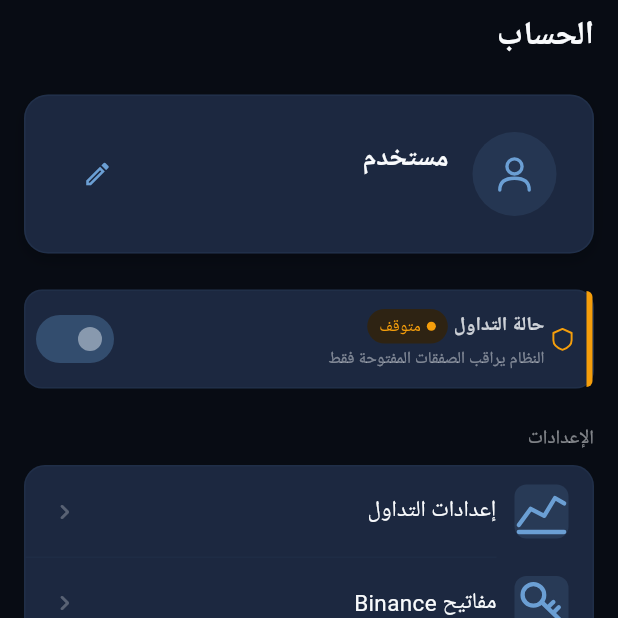
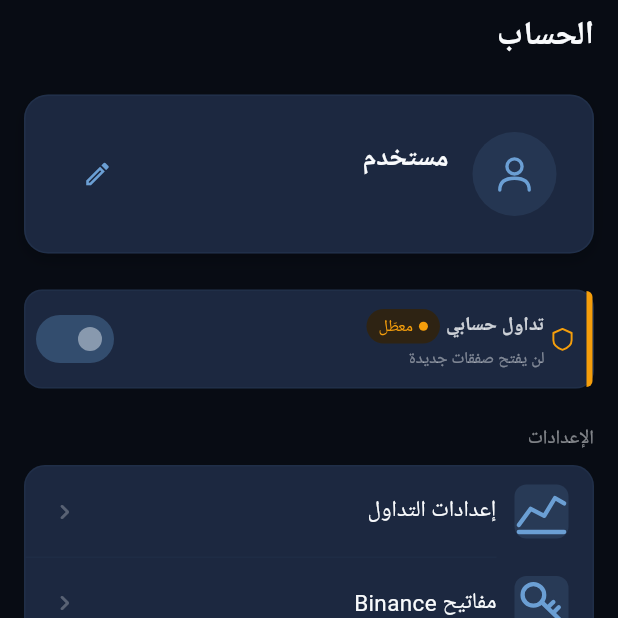
Before and after one commit to anr466/1B, a Flutter app: the ProfileScreen screen opened by its route, on a phone screen of 412 x 824 dp, the top half of it. Run offline on Flutter 3.47's test engine with Material 3 defaults, Android fonts, the phone set to English and light mode, and no system bars; our stand-ins replace connectivity_plus, dio, firebase_core, firebase_messaging, fl_chart, flutter_local_notifications and 8 more; missing offline and left inert: encrypt; accounts and stored records are empty; network calls fail.

Commit message:
Fix: Clarify naming between user trading enable and system control
- Rename 'حالة التداول' to 'تداول حسابي' in user-level components
- Rename 'التحكم بالتداول' to 'التحكم بالنظام' in admin control screen
- Update 'حالة النظام' for system status display
- Add clear comments explaining the difference between:
  - trading_enabled: User-level toggle to allow new trades
  - trading_state: System-level control for backend engine
- Update subtitles to clearly indicate functionality

```diff
--- a/flutter_trading_app/lib/design/widgets/trading_status_strip.dart
+++ b/flutter_trading_app/lib/design/widgets/trading_status_strip.dart
@@ -4,8 +4,12 @@ import 'package:trading_app/design/tokens/spacing_tokens.dart';
 import 'package:trading_app/design/tokens/typography_tokens.dart';
 import 'package:trading_app/design/widgets/status_badge.dart';
 
-/// Unified Trading Status Strip — shows trading enabled/disabled state
-/// تصميم صافي — لا يعتمد على منطق أعمال محدد
+/// ────────────────────────────────────────────────────────────────
+/// Trading Status Strip — شريط حالة تفعيل التداول الشخصي
+/// ────────────────────────────────────────────────────────────────
+/// ⚠️ هذا المكون يعرض تفعيل التداول الشخصي للمستخدم (trading_enabled)
+/// لا يعرض حالة النظام الخلفي (system_status.trading_state)
+/// ────────────────────────────────────────────────────────────────
 class TradingStatusStrip extends StatelessWidget {
   final bool? enabled;
   final bool isLoading;
@@ -26,9 +30,10 @@ class TradingStatusStrip extends StatelessWidget {
     final active = enabled ?? false;
     final statusTone = active ? cs.primary : cs.tertiary;
     final badgeType = active ? BadgeType.success : BadgeType.warning;
+    // تسمية واضحة: تفعيل التداول الشخصي (user-level)
     final subtitle = active
-        ? 'النظام ينفذ صفقات جديدة'
-        : 'النظام يراقب الصفقات المفتوحة فقط';
+        ? 'يفتح صفقات جديدة تلقائياً'
+        : 'لن يفتح صفقات جديدة';
 
     return IntrinsicHeight(
       child: Container(
@@ -79,14 +84,14 @@ class TradingStatusStrip extends StatelessWidget {
                       crossAxisAlignment: WrapCrossAlignment.center,
                       children: [
                         Text(
-                          'حالة التداول',
+                          'تداول حسابي', // changed from 'حالة التداول'
                           style: TypographyTokens.bodySmall(
                             cs.onSurface.withValues(alpha: 0.8),
                           ).copyWith(fontWeight: FontWeight.w600),
                         ),
                         if (!isLoadingState)
                           StatusBadge(
-                            text: active ? 'مفعل' : 'متوقف',
+                            text: active ? 'مفعّل' : 'معطّل',
                             type: badgeType,
                           ),
                       ],
--- a/flutter_trading_app/lib/features/admin/screens/admin_dashboard_screen.dart
+++ b/flutter_trading_app/lib/features/admin/screens/admin_dashboard_screen.dart
@@ -87,7 +87,7 @@ class AdminDashboardScreen extends ConsumerWidget {
                         context,
                         cs,
                         BrandIcons.chart,
-                        'التحكم في التداول',
+                        'التحكم بالنظام',
                         RouteNames.tradingControl,
                       ),
 
@@ -154,7 +154,7 @@ class AdminDashboardScreen extends ConsumerWidget {
               crossAxisAlignment: CrossAxisAlignment.start,
               children: [
                 Text(
-                  'حالة التداول',
+                  'حالة النظام', // changed from 'حالة التداول'
                   style: TypographyTokens.bodySmall(
                     cs.onSurface.withValues(alpha: 0.6),
                   ),
--- a/flutter_trading_app/lib/features/admin/screens/trading_control_screen.dart
+++ b/flutter_trading_app/lib/features/admin/screens/trading_control_screen.dart
@@ -18,7 +18,15 @@ import 'package:trading_app/design/widgets/error_state.dart';
 import 'package:trading_app/design/widgets/loading_shimmer.dart';
 import 'package:trading_app/design/widgets/status_badge.dart';
 
-/// Trading Control Screen — التحكم بالتداول (تشغيل/إيقاف/طوارئ/ML)
+/// ────────────────────────────────────────────────────────────────
+/// Trading Control Screen — التحكم بالنظام (تشغيل/إيقاف المحرك الخلفي)
+/// ────────────────────────────────────────────────────────────────
+/// ⚠️ للإدمن فقط - التحكم في نظام التداول الخلفي
+/// هذا يختلف عن "تفعيل التداول" الخاص بالمستخدم
+/// - تشغيل النظام: يبدأ محرك التداول الخلفي (RUNNING)
+/// - إيقاف النظام: يوقف المحرك (STOPPED/HALTING)
+/// - لا يؤثر على trading_enabled الخاص بالمستخدمين
+/// ────────────────────────────────────────────────────────────────
 final _tradingControlActionBusyProvider = StateProvider.autoDispose<bool>(
   (ref) => false,
 );
@@ -40,7 +48,7 @@ class TradingControlScreen extends ConsumerWidget {
         body: SafeArea(
           child: Column(
             children: [
-              AppScreenHeader(title: 'التحكم بالتداول', showBack: true),
+              AppScreenHeader(title: 'التحكم بالنظام', showBack: true),
               Expanded(
                 child: RefreshIndicator(
                   color: cs.primary,
@@ -133,10 +141,11 @@ class TradingControlScreen extends ConsumerWidget {
         ? BadgeType.error
         : BadgeType.warning;
 
+    // تسمية واضحة لحالة النظام (ليست حالة تداول المستخدم)
     final stateLabel = effectivelyRunning
         ? 'يعمل'
         : isRunning
-        ? 'جارٍ التفعيل...'
+        ? 'جارٍ التشغيل...'
         : isHalting
         ? 'جارٍ التصفية...'
         : isError
@@ -164,7 +173,7 @@ class TradingControlScreen extends ConsumerWidget {
                     : cs.tertiary,
               ),
               const SizedBox(width: SpacingTokens.md),
-              Text('حالة التداول', style: TypographyTokens.h3(cs.onSurface)),
+              Text('حالة النظام', style: TypographyTokens.h3(cs.onSurface)),
               const SizedBox(width: SpacingTokens.sm),
               StatusBadge(text: stateLabel, type: badgeType),
             ],
@@ -368,15 +377,15 @@ class TradingControlScreen extends ConsumerWidget {
         child: AlertDialog(
           title: Text(
             isStopping
-                ? 'إيقاف التداول'
-                : (isResuming ? 'استئناف التداول' : 'تشغيل التداول'),
+                ? 'إيقاف النظام'
+                : (isResuming ? 'استئناف النظام' : 'تشغيل النظام'),
           ),
           content: Text(
             isStopping
-                ? 'سيتحول النظام لحالة التصفية. سيتمكن من فتح صفقات جديدة. الصفقات المفتوحة ستستمر في الإدارة حتى الإغلاق.'
+                ? 'سيتوقف محرك التداول. سيستمر في إدارة الصفقات المفتوحة حتى إغلاقها. لن يفتح صفقات جديدة.'
                 : (isResuming
                       ? 'سيستأنف النظام فتح الصفقات الجديدة.'
-                      : 'سيبدأ النظام في فتح صفقات جديدة تلقائياً.'),
+                      : 'سيبدأ محرك التداول في فتح صفقات جديدة تلقائياً.'),
           ),
           actions: [
             TextButton(
--- a/flutter_trading_app/lib/features/dashboard/screens/dashboard_screen.dart
+++ b/flutter_trading_app/lib/features/dashboard/screens/dashboard_screen.dart
@@ -280,6 +280,8 @@ class _DashboardScreenState extends ConsumerState<DashboardScreen> {
 
   // ──────────────────────────────────────────────────────────────
   //  ACCOUNT TRADING STRIP (user quick toggle)
+  //  تفعيل/تعطيل التداول الشخصي - خاص بكل مستخدم
+  //  DISTINCT from system control (admin-only)
   // ──────────────────────────────────────────────────────────────
   Widget _buildAccountTradingStrip(BuildContext context, WidgetRef ref) {
     final cs = Theme.of(context).colorScheme;
@@ -293,12 +295,13 @@ class _DashboardScreenState extends ConsumerState<DashboardScreen> {
     final canEnable = tradingState.systemRunning;
     final statusTone = enabled ? cs.primary : cs.tertiary;
     final badgeType = enabled ? BadgeType.success : BadgeType.warning;
-    final label = enabled ? 'مفعل' : 'متوقف';
+    // تسمية واضحة: تفعيل التداول الشخصي (user-level)
+    final label = enabled ? 'مفعّل' : 'معطّل';
     final subtitle = !canEnable && !enabled
-        ? 'تعذر التفعيل لأن النظام العام ${tradingState.systemState == 'ERROR' ? 'في حالة خطأ' : 'متوقف'}'
+        ? 'لا يمكن التفعيل - النظام متوقف'
         : enabled
-        ? 'النظام ينفذ صفقات جديدة'
-        : 'التداول معطل لحسابك';
+        ? 'يفتح صفقات جديدة تلقائياً'
+        : 'لن يفتح صفقات جديدة';
     final isDark = cs.brightness == Brightness.dark;
 
     return IntrinsicHeight(
@@ -341,7 +344,7 @@ class _DashboardScreenState extends ConsumerState<DashboardScreen> {
                       crossAxisAlignment: WrapCrossAlignment.center,
                       children: [
                         Text(
-                          'حالة التداول',
+                          'تداول حسابي', // renamed from 'حالة التداول' for clarity
                           style: TypographyTokens.bodySmall(
                             cs.onSurface.withValues(alpha: 0.8),
                           ).copyWith(fontWeight: FontWeight.w600),
--- a/flutter_trading_app/lib/features/settings/screens/trading_settings_screen.dart
+++ b/flutter_trading_app/lib/features/settings/screens/trading_settings_screen.dart
@@ -130,7 +130,10 @@ class _TradingSettingsScreenState extends ConsumerState<TradingSettingsScreen> {
                   const SizedBox(height: SpacingTokens.md),
                 ],
 
-                // تفعيل التداول - مرتبط بإعدادات التداول
+                // ──────────────────────────────────────────────────────────────
+                // تفعيل التداول الشخصي - خاص بحساب المستخدم
+                // ملاحظة: هذا يختلف عن تشغيل النظام (خاص بالأدمن)
+                // ──────────────────────────────────────────────────────────
                 AppCard(
                   padding: const EdgeInsets.all(SpacingTokens.md),
                   child: Column(
@@ -143,14 +146,14 @@ class _TradingSettingsScreenState extends ConsumerState<TradingSettingsScreen> {
                               crossAxisAlignment: CrossAxisAlignment.start,
                               children: [
                                 Text(
-                                  'تفعيل التداول',
+                                  'تفعيل التداول التلقائي',
                                   style: TypographyTokens.body(cs.onSurface),
                                 ),
                                 const SizedBox(height: SpacingTokens.xxs),
                                 Text(
                                   s.tradingEnabled
-                                      ? 'النظام يفتح صفقات جديدة تلقائياً'
-                                      : 'التداول متوقف حالياً',
+                                      ? 'يفتح صفقات جديدة تلقائياً'
+                                      : 'لن يفتح صفقات جديدة',
                                   style: TypographyTokens.caption(
                                     cs.onSurface.withValues(alpha: 0.5),
                                   ),
```
